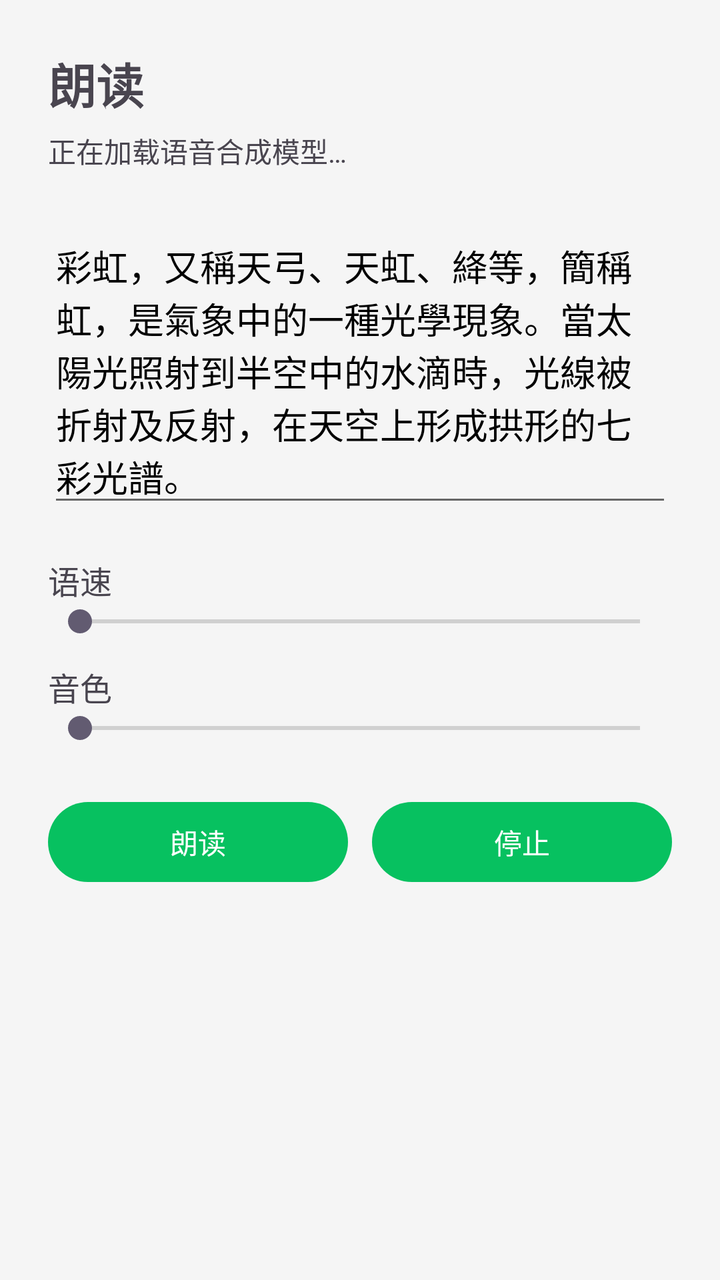
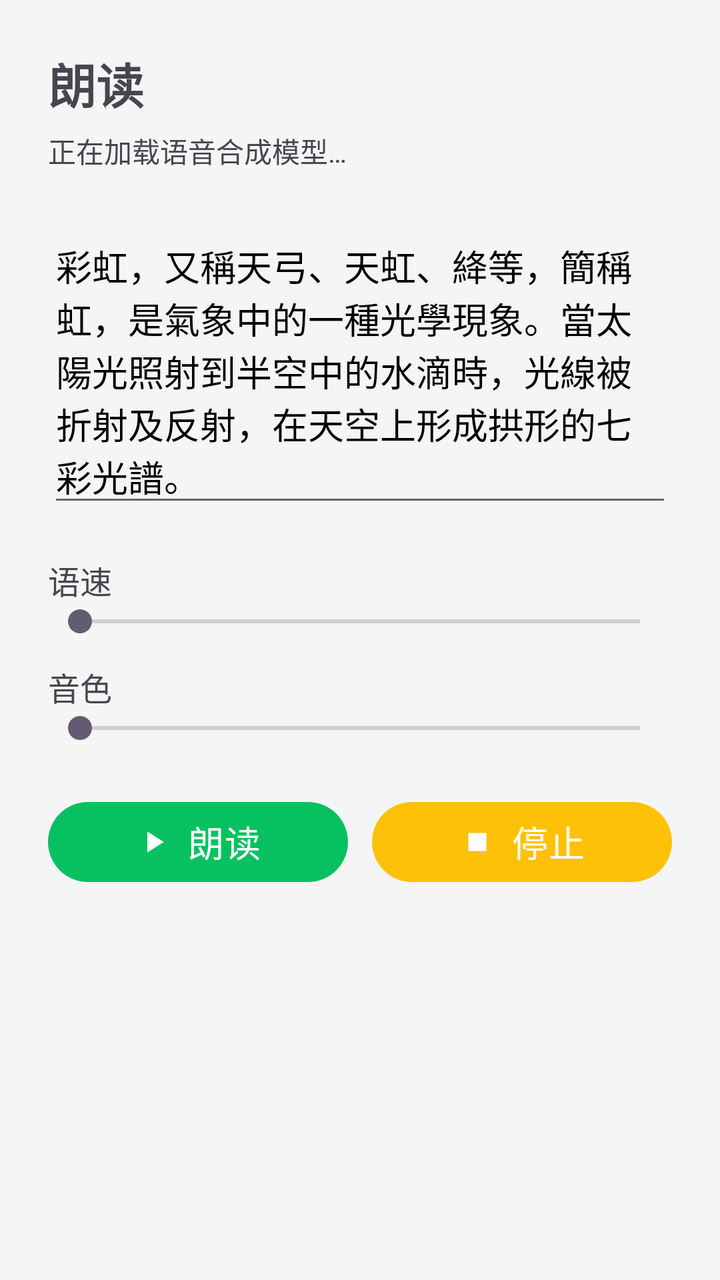

Two renders of the same Android screen: before a commit and after it. Below are the layout's source before the change and the commit's diff.
<!-- AndroidManifest.xml: application theme Theme.SherpaTest -->
<!-- res/layout/fragment_tts.xml -->
<?xml version="1.0" encoding="utf-8"?>
<ScrollView xmlns:android="http://schemas.android.com/apk/res/android"
    android:id="@+id/ttsRoot"
    android:layout_width="match_parent"
    android:layout_height="match_parent"
    android:fillViewport="true">

    <LinearLayout
        android:layout_width="match_parent"
        android:layout_height="wrap_content"
        android:orientation="vertical"
        android:padding="24dp">

        <TextView
            android:layout_width="wrap_content"
            android:layout_height="wrap_content"
            android:text="@string/nav_tts"
            android:textSize="24sp"
            android:textStyle="bold" />

        
        <TextView
            android:id="@+id/tvStatus"
            android:layout_width="match_parent"
            android:layout_height="wrap_content"
            android:layout_marginTop="6dp"
            android:text="@string/status_loading_model"
            android:textSize="14sp" />

        <EditText
            android:id="@+id/etInput"
            android:layout_width="match_parent"
            android:layout_height="wrap_content"
            android:layout_marginTop="24dp"
            android:gravity="top|start"
            android:hint="@string/hint_input"
            android:text="@string/default_input"
            android:importantForAutofill="no"
            android:inputType="textMultiLine"
            android:maxLines="8"
            android:minLines="4" />

        
        <LinearLayout
            android:layout_width="match_parent"
            android:layout_height="wrap_content"
            android:layout_marginTop="20dp"
            android:orientation="horizontal">

            <TextView
                android:layout_width="0dp"
                android:layout_height="wrap_content"
                android:layout_weight="1"
                android:text="@string/label_speed"
                android:textSize="16sp" />

            <TextView
                android:id="@+id/tvSpeed"
                android:layout_width="wrap_content"
                android:layout_height="wrap_content"
                android:textSize="16sp" />
        </LinearLayout>

        <SeekBar
            android:id="@+id/sbSpeed"
            android:layout_width="match_parent"
            android:layout_height="wrap_content"
            android:max="100" />

        
        <LinearLayout
            android:layout_width="match_parent"
            android:layout_height="wrap_content"
            android:layout_marginTop="12dp"
            android:orientation="horizontal">

            <TextView
                android:layout_width="0dp"
                android:layout_height="wrap_content"
                android:layout_weight="1"
                android:text="@string/label_speaker"
                android:textSize="16sp" />

            <TextView
                android:id="@+id/tvSpeaker"
                android:layout_width="wrap_content"
                android:layout_height="wrap_content"
                android:textSize="16sp" />
        </LinearLayout>

        <SeekBar
            android:id="@+id/sbSpeaker"
            android:layout_width="match_parent"
            android:layout_height="wrap_content" />

        <LinearLayout
            android:layout_width="match_parent"
            android:layout_height="wrap_content"
            android:layout_marginTop="24dp"
            android:orientation="horizontal">

            <Button
                android:id="@+id/btnSpeak"
                android:layout_width="0dp"
                android:layout_height="wrap_content"
                android:layout_weight="1"
                android:text="@string/btn_speak" />

            <Button
                android:id="@+id/btnStop"
                android:layout_width="0dp"
                android:layout_height="wrap_content"
                android:layout_marginStart="12dp"
                android:layout_weight="1"
                android:text="@string/btn_stop" />
        </LinearLayout>

    </LinearLayout>
</ScrollView>
<!-- resources referenced by this layout -->
<resources>
  <string name="btn_speak">朗读</string>
  <string name="btn_stop">停止</string>
  <string name="default_input">彩虹，又稱天弓、天虹、絳等，簡稱虹，是氣象中的一種光學現象。當太陽光照射到半空中的水滴時，光線被折射及反射，在天空上形成拱形的七彩光譜。</string>
  <string name="hint_input">输入要朗读的文字…</string>
  <string name="label_speaker">音色</string>
  <string name="label_speed">语速</string>
  <string name="nav_tts">朗读</string>
  <string name="status_loading_model">正在加载语音合成模型…</string>
  <style name="Theme.SherpaTest" parent="Theme.Material3.Light.NoActionBar">
          
          <item name="colorPrimary">@color/wechat_green</item>
          <item name="colorOnPrimary">@color/white</item>
  
          
          <item name="colorSurface">@color/app_background</item>
          <item name="colorOnSurface">@color/text_black</item>
          <item name="android:colorBackground">@color/app_background</item>
          <item name="android:windowBackground">@color/app_background</item>
  
          
          <item name="android:textColorPrimary">@color/text_black</item>
          <item name="android:textColorSecondary">@color/text_secondary</item>
  
          
          <item name="colorOnSurfaceVariant">@color/unselected_gray</item>
      </style>
  <color name="wechat_green">#07C160</color>
  <color name="white">#FFFFFF</color>
  <color name="app_background">#F5F5F5</color>
  <color name="text_black">#000000</color>
  <color name="text_secondary">#666666</color>
  <color name="unselected_gray">#8A8A8A</color>
</resources>

<!-- the commit's change to res/layout/fragment_tts.xml (unified diff, before → after) -->
@@ -1,5 +1,6 @@
 <?xml version="1.0" encoding="utf-8"?>
 <ScrollView xmlns:android="http://schemas.android.com/apk/res/android"
+    xmlns:app="http://schemas.android.com/apk/res-auto"
     android:id="@+id/ttsRoot"
     android:layout_width="match_parent"
     android:layout_height="match_parent"
@@ -104,7 +105,11 @@
                 android:layout_width="0dp"
                 android:layout_height="wrap_content"
                 android:layout_weight="1"
-                android:text="@string/btn_speak" />
+                android:text="@string/btn_speak"
+                app:icon="@drawable/ic_play"
+                app:iconGravity="textStart"
+                app:iconPadding="8dp"
+                app:iconTint="?attr/colorOnPrimary" />
 
             <Button
                 android:id="@+id/btnStop"
@@ -112,7 +117,12 @@
                 android:layout_height="wrap_content"
                 android:layout_marginStart="12dp"
                 android:layout_weight="1"
-                android:text="@string/btn_stop" />
+                android:text="@string/btn_stop"
+                app:backgroundTint="@color/stop_yellow"
+                app:icon="@drawable/ic_stop"
+                app:iconGravity="textStart"
+                app:iconPadding="8dp"
+                app:iconTint="?attr/colorOnPrimary" />
         </LinearLayout>
 
     </LinearLayout>
<!-- resource entries referenced after the edit -->
@@ -1,5 +1,32 @@
 <!-- resources referenced by this layout -->
 <resources>
+  <color name="stop_yellow">#FFC107</color>
+  <!-- drawable ic_play (drawable) -->
+  <?xml version="1.0" encoding="utf-8"?>
+  <vector xmlns:android="http://schemas.android.com/apk/res/android"
+      android:width="24dp"
+      android:height="24dp"
+      android:viewportWidth="24"
+      android:viewportHeight="24">
+  
+      
+      <path
+          android:fillColor="#FFFFFF"
+          android:pathData="M8,5v14l11,-7z" />
+  </vector>
+  <!-- drawable ic_stop (drawable) -->
+  <?xml version="1.0" encoding="utf-8"?>
+  <vector xmlns:android="http://schemas.android.com/apk/res/android"
+      android:width="24dp"
+      android:height="24dp"
+      android:viewportWidth="24"
+      android:viewportHeight="24">
+  
+      
+      <path
+          android:fillColor="#FFFFFF"
+          android:pathData="M6,6h12v12H6z" />
+  </vector>
   <string name="btn_speak">朗读</string>
   <string name="btn_stop">停止</string>
   <string name="default_input">彩虹，又稱天弓、天虹、絳等，簡稱虹，是氣象中的一種光學現象。當太陽光照射到半空中的水滴時，光線被折射及反射，在天空上形成拱形的七彩光譜。</string>
@@ -25,6 +52,9 @@
   
           
           <item name="colorOnSurfaceVariant">@color/unselected_gray</item>
+  
+          
+          <item name="materialButtonStyle">@style/Widget.App.Button</item>
       </style>
   <color name="wechat_green">#07C160</color>
   <color name="white">#FFFFFF</color>
@@ -32,5 +62,8 @@
   <color name="text_black">#000000</color>
   <color name="text_secondary">#666666</color>
   <color name="unselected_gray">#8A8A8A</color>
+  <style name="Widget.App.Button" parent="Widget.Material3.Button">
+          <item name="android:textSize">18sp</item>
+      </style>
 </resources>
 
